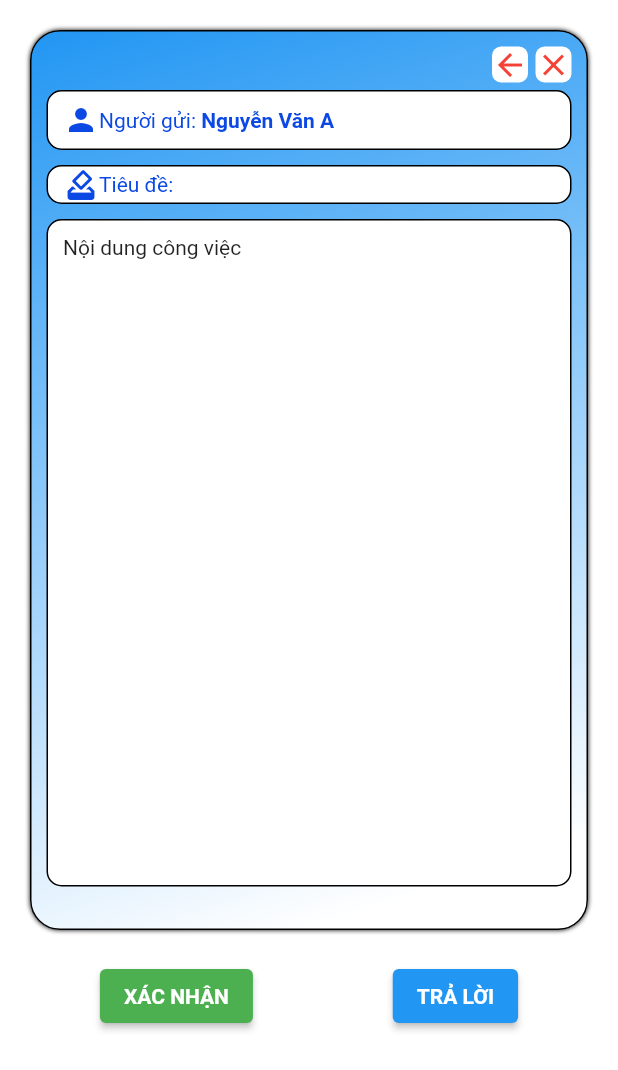
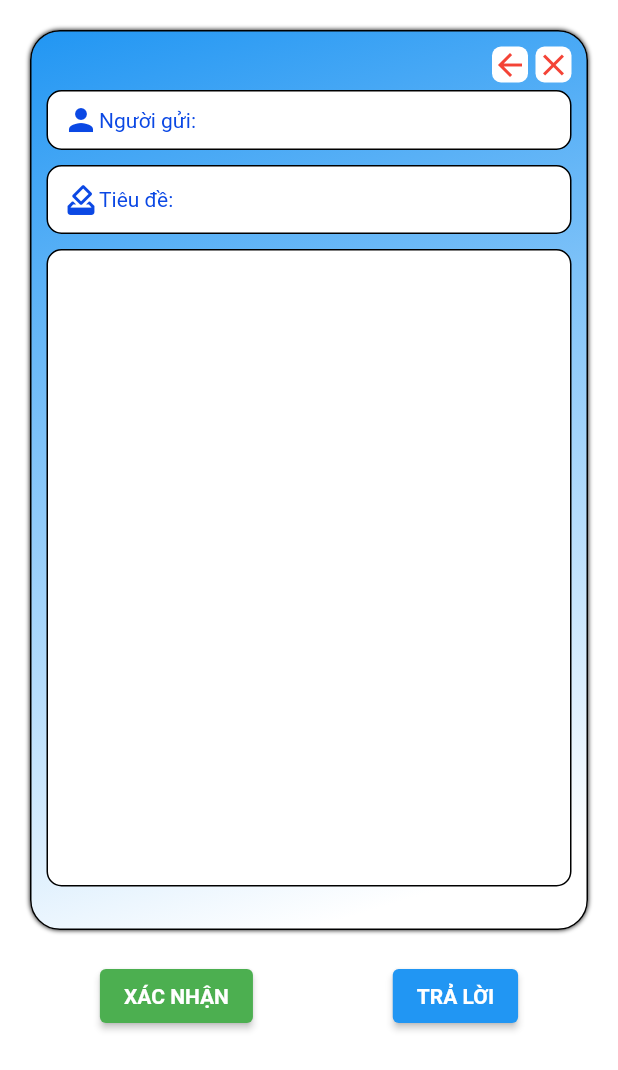
Before and after one commit to Quyln/jobApp, a Flutter app: the DetailScreen screen opened directly with empty values, on a phone screen of 412 x 824 dp. Shown: the top 1070 px of the screen. Run offline on Flutter 3.47's test engine with Material 2 defaults, Android fonts, the light colour scheme and no system bars; our stand-ins replace dio, rive, shared_preferences; accounts and stored records are empty; network calls fail.

Commit message:
update newspageviewdata

```diff
--- a/lib/Components/detailScreen.dart
+++ b/lib/Components/detailScreen.dart
@@ -138,7 +138,7 @@ class _DetailScreenState extends State<DetailScreen> {
                         style: TextStyle(color: fontSty.mauchinh),
                       ),
                       Text(
-                        'Nguyễn Văn A',
+                        widget.item.name,
                         style: TextStyle(
                             fontWeight: FontWeight.bold,
                             color: fontSty.mauchinh),
@@ -149,7 +149,8 @@ class _DetailScreenState extends State<DetailScreen> {
                 Padding(
                   padding: const EdgeInsets.only(top: 10),
                   child: Container(
-                    padding: EdgeInsets.only(left: 10),
+                    padding: EdgeInsets.only(
+                        left: 10, top: 10, bottom: 10, right: 5),
                     decoration: BoxDecoration(
                         color: Colors.white,
                         border: Border.all(color: Colors.black),
@@ -179,12 +180,15 @@ class _DetailScreenState extends State<DetailScreen> {
                   child: Container(
                     padding: EdgeInsets.all(10),
                     width: MediaQuery.of(context).size.width,
-                    height: 445,
+                    height: 425,
                     decoration: BoxDecoration(
                         color: Colors.white,
                         border: Border.all(color: Colors.black),
                         borderRadius: BorderRadius.circular(10)),
-                    child: Text('Nội dung công việc'),
+                    child: Text(
+                      widget.item.content,
+                      style: TextStyle(fontSize: 14),
+                    ),
                   ),
                 ),
               ]),
--- a/lib/Components/tasks list/task.dart
+++ b/lib/Components/tasks list/task.dart
@@ -1,10 +1,19 @@
 class Task {
   final String title;
   bool completed;
-
-  Task({required this.title, required this.completed});
+  String name;
+  String content;
+  Task(
+      {required this.title,
+      required this.completed,
+      required this.content,
+      required this.name});
 
   static Task fromJson(dynamic data) {
-    return Task(title: data['title'], completed: data['completed']);
+    return Task(
+        title: data['title'],
+        completed: data['completed'],
+        content: data['content'],
+        name: data['name']);
   }
 }
```
Also changed, not shown: lib/Components/tasks list/task_design.dart (+14 -15 lines), 1 other file.
